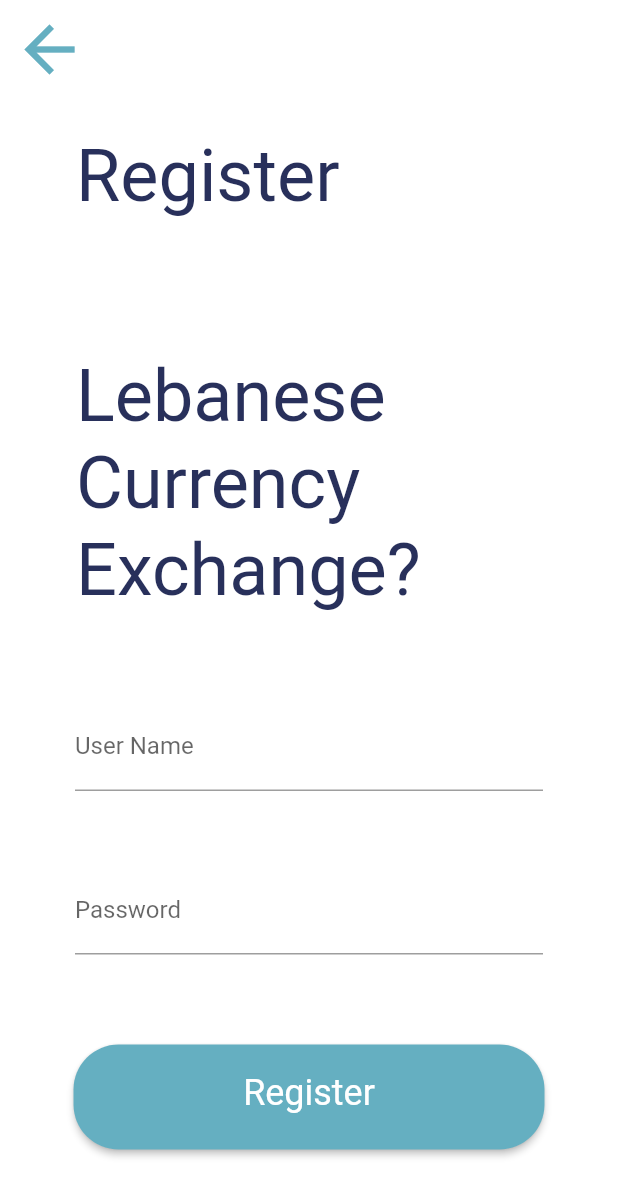
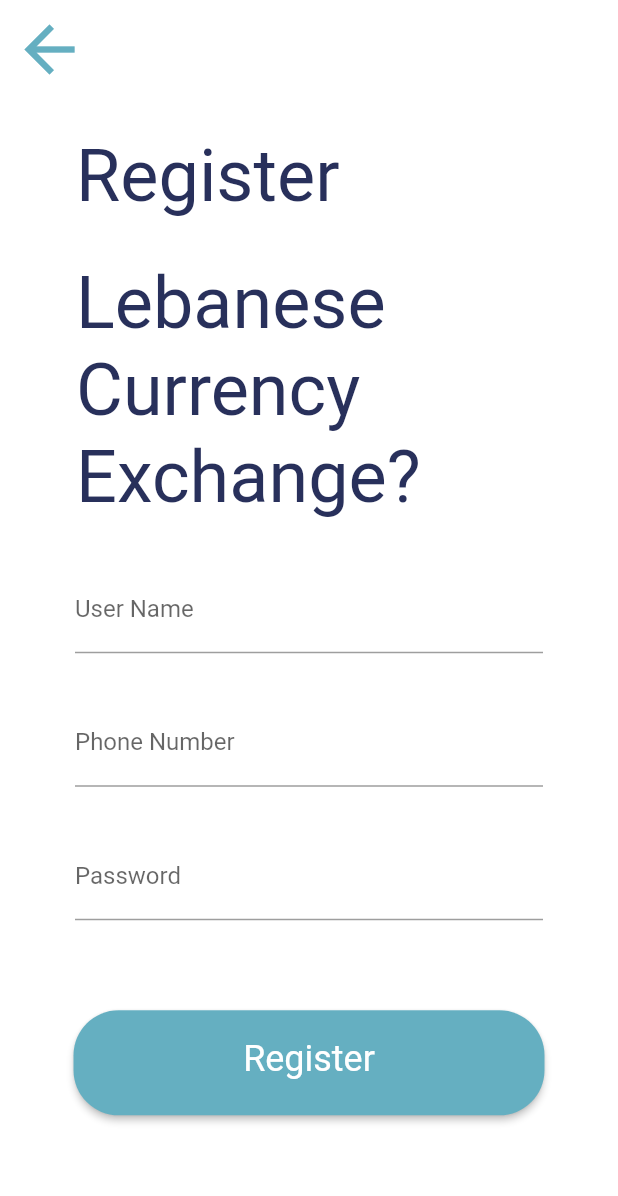
Before and after one commit to HadiKabrit/430LProject, a Flutter app: the SignUp screen opened by its route, on a phone screen of 412 x 824 dp. Shown: the top 1196 px of the screen. Run offline on Flutter 3.47's test engine with Material 2 defaults, Android fonts, the phone set to English and light mode, and no system bars; our stand-ins replace flutter_secure_storage, flutter_spinkit, flutter_svg, syncfusion_flutter_charts; missing offline and left inert: dart:ffi; accounts and stored records are empty; network calls fail; Roboto replaces fonts that are missing (Inria Serif).

Commit message:
register fixed

```diff
--- a/mobile430lproject/lib/models/user.dart
+++ b/mobile430lproject/lib/models/user.dart
@@ -7,3 +7,15 @@ class User {
     required this.password,
   });
 }
+
+class UserForSignUp {
+  final String username;
+  final String password;
+  final String phone;
+
+  const UserForSignUp({
+    required this.username,
+    required this.password,
+    required this.phone,
+  });
+}
--- a/mobile430lproject/lib/register.dart
+++ b/mobile430lproject/lib/register.dart
@@ -20,12 +20,15 @@ class SignUp extends StatefulWidget {
   State<SignUp> createState() => _SignUpState();
 }
 
-Future<void> registerUser(User user) async {
+Future<void> registerUser(UserForSignUp user) async {
   try {
     var response = await http.post(Uri.parse('$apiURL/user'),
         headers: {'Content-Type': 'application/json'},
-        body: jsonEncode(
-            {'user_name': user.username, 'password': user.password}));
+        body: jsonEncode({
+          'user_name': user.username,
+          'password': user.password,
+          "phone": user.phone
+        }));
 
     if (response.body.isNotEmpty) {
       var data = json.decode(response.body);
@@ -45,12 +48,17 @@ class _SignUpState extends State<SignUp> {
   bool loading = false;
   String username = '';
   String password = '';
+  String phone = '';
   void onChangedUsername(val) {
     username = val;
   }
 
   void onChangedPass(val) {
     password = val;
+  }
+
+  void onChangedPhone(val) {
+    phone = val;
   }
 
   // String? passwordValidator(val) {
@@ -125,9 +133,9 @@ class _SignUpState extends State<SignUp> {
                         ),
                       ),
                     ),
-                    SizedBox(
-                      height: 0.075 * size.height,
-                    ),
+                    // SizedBox(
+                    //   height: 0.01 * size.height,
+                    // ),
                     SizedBox(
                       width: size.width,
                       child: Padding(
@@ -156,7 +164,7 @@ class _SignUpState extends State<SignUp> {
                         children: [
                           Padding(
                             padding: const EdgeInsets.only(
-                                left: 50, right: 50, top: 60),
+                                left: 50, right: 50, top: 30),
                             child: TextFormField(
                               validator: (val) => emailValidator(val),
                               onChanged: (val) => onChangedUsername(val),
@@ -167,7 +175,18 @@ class _SignUpState extends State<SignUp> {
                           ),
                           Padding(
                             padding: const EdgeInsets.only(
-                                left: 50, right: 50, top: 50),
+                                left: 50, right: 50, top: 30),
+                            child: TextFormField(
+                              // validator: (val) => (val),
+                              onChanged: (val) => onChangedPhone(val),
+                              decoration: const InputDecoration(
+                                labelText: 'Phone Number',
+                              ),
+                            ),
+                          ),
+                          Padding(
+                            padding: const EdgeInsets.only(
+                                left: 50, right: 50, top: 30),
                             child: TextFormField(
                               // validator: (val) => passwordValidator(val),
                               onChanged: (val) => onChangedPass(val),
@@ -181,8 +200,10 @@ class _SignUpState extends State<SignUp> {
                             padding: const EdgeInsets.only(bottom: 40, top: 60),
                             child: ElevatedButton(
                               onPressed: () async {
-                                User user = User(
-                                    username: username, password: password);
+                                UserForSignUp user = UserForSignUp(
+                                    username: username,
+                                    password: password,
+                                    phone: phone);
                                 await registerUser(user);
                                 var token = await storage.read(key: "token");
                                 if (token != "") {
```
